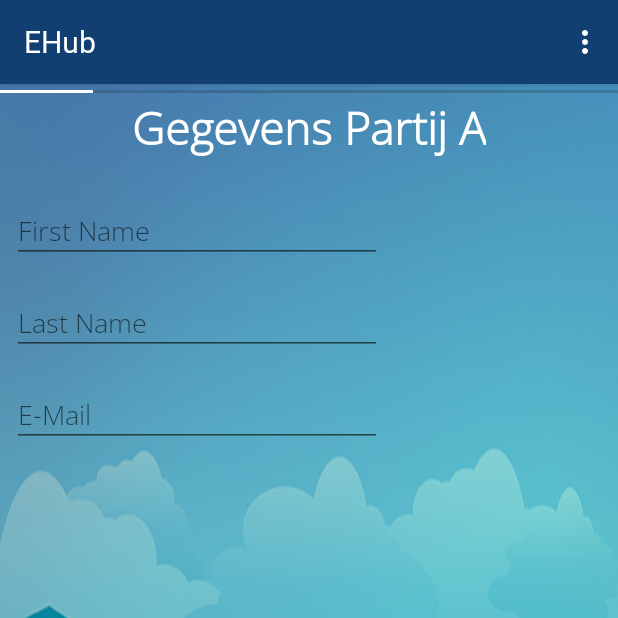
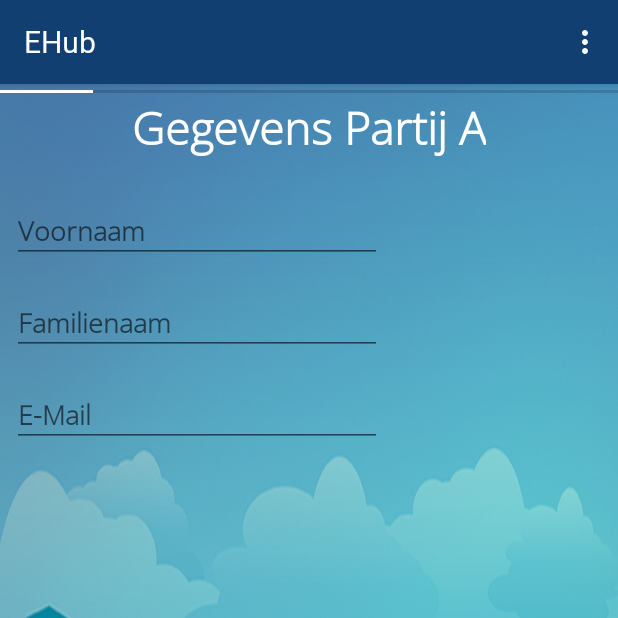
Before and after one commit to anthonyvno/CRASH-mobile, an Android app: the fragment ReportAlgemeenAFragment placed in its activity, on a phone screen of 412 x 824 dp, the top half of it. Run offline under Robolectric (Android 15) with nearby library versions, the phone set to English and light mode, and no system bars; our stand-ins replace RxJava; libraries missing offline, so code that uses them is left out: com.orhanobut.logger; Roboto replaces fonts that are not available here; 4 statements that could not run were skipped.

Commit message:
textedits in bold

```diff
--- a/app/src/main/res/layout/fragment_profile_license.xml
+++ b/app/src/main/res/layout/fragment_profile_license.xml
@@ -42,6 +42,7 @@
                 android:clickable="true"
                 android:editable="false"
                 android:focusable="false"
+                android:textStyle="bold"
                 android:layout_height="wrap_content"
                 android:inputType="textPersonName"
                 android:hint="Geldig tot"
@@ -62,6 +63,7 @@
                 android:layout_height="wrap_content"
                 android:inputType="textPersonName"
                 android:hint="Rijbewijsnummer"
+                android:textStyle="bold"
                 android:ems="10"
         />
     </android.support.design.widget.TextInputLayout>
--- a/app/src/main/res/layout/fragment_profile_vehicle_detail.xml
+++ b/app/src/main/res/layout/fragment_profile_vehicle_detail.xml
@@ -59,6 +59,7 @@
                         android:id="@+id/textedit_vehicle_detail_brand"
                         android:layout_height="wrap_content"
                         android:inputType="textPersonName"
+                        android:textStyle="bold"
                         android:hint="Merk"
                         android:ems="10"
                 />
@@ -76,6 +77,7 @@
                         android:id="@+id/textedit_vehicle_detail_model"
                         android:layout_height="wrap_content"
                         android:inputType="textPersonName"
+                        android:textStyle="bold"
                         android:hint="Model"
                         android:ems="10"
                 />
@@ -111,6 +113,7 @@
                         android:id="@+id/textedit_vehicle_detail_licensePlate"
                         android:layout_height="wrap_content"
                         android:inputType="textPersonName"
+                        android:textStyle="bold"
                         android:hint="Nummerplaat"
                         android:ems="10"
                 />
--- a/app/src/main/res/layout/fragment_profile_vehicle_insurance.xml
+++ b/app/src/main/res/layout/fragment_profile_vehicle_insurance.xml
@@ -46,6 +46,7 @@
                         android:layout_height="wrap_content"
                         android:inputType="textPersonName"
                         android:hint="Nummer groene kaart"
+                        android:textStyle="bold"
                         android:ems="10"
                 />
             </android.support.design.widget.TextInputLayout>
@@ -64,6 +65,7 @@
                         android:id="@+id/textedit_profile_vehicle_insurance_insuranceNumber"
                         android:layout_height="wrap_content"
                         android:inputType="textPersonName"
+                        android:textStyle="bold"
                         android:hint="Verzekeringsnummer"
                         android:ems="10"
                 />
@@ -103,6 +105,7 @@
                         android:layout_height="wrap_content"
                         android:inputType="textPersonName"
                         android:clickable="true"
+                        android:textStyle="bold"
                         android:editable="false"
                         android:focusable="false"
                         android:hint="Geldig tot"
@@ -125,6 +128,7 @@
                     android:layout_height="wrap_content"
                     android:inputType="textPersonName"
                     android:hint="E-mail agentschap"
+                    android:textStyle="bold"
                     android:ems="10"
             />
         </android.support.design.widget.TextInputLayout>
@@ -144,6 +148,7 @@
                         android:layout_height="wrap_content"
                         android:inputType="textPersonName"
                         android:hint="Telefoon agentschap"
+                        android:textStyle="bold"
                         android:ems="10"
                 />
             </android.support.design.widget.TextInputLayout>
--- a/app/src/main/res/layout/fragment_report_algemeen_a.xml
+++ b/app/src/main/res/layout/fragment_report_algemeen_a.xml
@@ -47,8 +47,9 @@
                 android:layout_width="wrap_content"
                 android:id="@+id/textedit_algemeen_a_firstname"
                 android:layout_height="wrap_content"
+                android:textStyle="bold"
                 android:inputType="textPersonName"
-                android:hint="First Name"
+                android:hint="Voornaam"
                 android:ems="10"
         />
     </android.support.design.widget.TextInputLayout>
@@ -66,7 +67,8 @@
                 android:layout_height="wrap_content"
                 android:id="@+id/textedit_algemeen_a_lastname"
                 android:inputType="textPersonName"
-                android:hint="Last Name"
+                android:hint="Familienaam"
+                android:textStyle="bold"
                 android:ems="10"
         />
     </android.support.design.widget.TextInputLayout>
@@ -75,6 +77,7 @@
     <android.support.design.widget.TextInputLayout android:layout_height="wrap_content"
                                                    android:layout_width="match_parent"
                                                    tools:ignore="MissingConstraints"
+                                                   android:textStyle="bold"
                                                    android:id="@+id/edit_algemeen_a_email"
                                                    android:layout_marginStart="8dp"
                                                    app:layout_constraintStart_toStartOf="parent"
@@ -87,6 +90,7 @@
                 android:id="@+id/textedit_algemeen_a_email"
                 android:inputType="textPersonName"
                 android:hint="E-Mail"
+                android:textStyle="bold"
                 android:ems="10"
         />
     </android.support.design.widget.TextInputLayout>
--- a/app/src/main/res/layout/fragment_report_license_a.xml
+++ b/app/src/main/res/layout/fragment_report_license_a.xml
@@ -53,6 +53,7 @@
                 android:layout_width="wrap_content"
                 android:id="@+id/textedit_report_license_a_expires"
                 android:clickable="true"
+                android:textStyle="bold"
                 android:editable="false"
                 android:focusable="false"
                 android:layout_height="wrap_content"
@@ -75,6 +76,7 @@
                 android:layout_height="wrap_content"
                 android:inputType="textPersonName"
                 android:hint="Rijbewijsnummer"
+                android:textStyle="bold"
                 android:ems="10"
         />
     </android.support.design.widget.TextInputLayout>
--- a/app/src/main/res/layout/fragment_report_license_b.xml
+++ b/app/src/main/res/layout/fragment_report_license_b.xml
@@ -58,6 +58,7 @@
                 android:layout_height="wrap_content"
                 android:inputType="textPersonName"
                 android:hint="Geldig tot"
+                android:textStyle="bold"
                 android:ems="10"
         />
 
@@ -75,6 +76,7 @@
                 android:layout_height="wrap_content"
                 android:inputType="textPersonName"
                 android:hint="Rijbewijsnummer"
+                android:textStyle="bold"
                 android:ems="10"
         />
     </android.support.design.widget.TextInputLayout>
--- a/app/src/main/res/layout/fragment_report_start_a.xml
+++ b/app/src/main/res/layout/fragment_report_start_a.xml
@@ -70,6 +70,7 @@
             app:layout_constraintTop_toBottomOf="@+id/textView6"/>
     <TextView
             android:text="Ik scan de QR-code op mijn groene kaart"
+            android:textStyle="bold"
             android:layout_width="wrap_content"
             android:layout_height="21dp"
             android:id="@+id/textView6" app:layout_constraintEnd_toEndOf="parent" android:layout_marginEnd="8dp"
--- a/app/src/main/res/layout/fragment_report_start_b.xml
+++ b/app/src/main/res/layout/fragment_report_start_b.xml
@@ -57,6 +57,7 @@
             app:layout_constraintTop_toBottomOf="@+id/textView6"/>
     <TextView
             android:text="Ik scan de QR-code op mijn groene kaart"
+            android:textStyle="bold"
             android:layout_width="wrap_content"
             android:layout_height="21dp"
             android:id="@+id/textView6" app:layout_constraintEnd_toEndOf="parent" android:layout_marginEnd="8dp"
--- a/app/src/main/res/layout/fragment_report_vehicle_detail_a.xml
+++ b/app/src/main/res/layout/fragment_report_vehicle_detail_a.xml
@@ -74,6 +74,7 @@
                         android:layout_height="wrap_content"
                         android:inputType="textPersonName"
                         android:hint="Merk"
+                        android:textStyle="bold"
                         android:ems="10"
                 />
             </android.support.design.widget.TextInputLayout>
@@ -91,6 +92,7 @@
                         android:layout_height="wrap_content"
                         android:inputType="textPersonName"
                         android:hint="Model"
+                        android:textStyle="bold"
                         android:ems="10"
                 />
             </android.support.design.widget.TextInputLayout>
@@ -125,6 +127,7 @@
                         android:id="@+id/textedit_report_vehicle_detail_a_licensePlate"
                         android:layout_height="wrap_content"
                         android:inputType="textPersonName"
+                        android:textStyle="bold"
                         android:hint="Nummerplaat"
                         android:ems="10"
                 />
--- a/app/src/main/res/layout/fragment_report_vehicle_detail_b.xml
+++ b/app/src/main/res/layout/fragment_report_vehicle_detail_b.xml
@@ -74,6 +74,7 @@
                         android:id="@+id/textedit_report_vehicle_detail_b_brand"
                         android:layout_height="wrap_content"
                         android:inputType="textPersonName"
+                        android:textStyle="bold"
                         android:hint="Merk"
                         android:ems="10"
                 />
@@ -92,6 +93,7 @@
                         android:layout_height="wrap_content"
                         android:inputType="textPersonName"
                         android:hint="Model"
+                        android:textStyle="bold"
                         android:ems="10"
                 />
             </android.support.design.widget.TextInputLayout>
@@ -126,6 +128,7 @@
                         android:id="@+id/textedit_report_vehicle_detail_b_licensePlate"
                         android:layout_height="wrap_content"
                         android:inputType="textPersonName"
+                        android:textStyle="bold"
                         android:hint="Nummerplaat"
                         android:ems="10"
                 />
--- a/app/src/main/res/layout/fragment_report_vehicle_insurance_a.xml
+++ b/app/src/main/res/layout/fragment_report_vehicle_insurance_a.xml
@@ -59,6 +59,7 @@
                         android:id="@+id/textedit_report_vehicle_insurance_a_greenCard"
                         android:layout_height="wrap_content"
                         android:inputType="textPersonName"
+                        android:textStyle="bold"
                         android:hint="Nummer groene kaart"
                         android:ems="10"
                 />
@@ -80,6 +81,7 @@
                         android:inputType="textPersonName"
                         android:hint="Verzekeringsnummer"
                         android:ems="10"
+                        android:textStyle="bold"
                 />
             </android.support.design.widget.TextInputLayout>
 
@@ -119,6 +121,7 @@
                         android:clickable="true"
                         android:editable="false"
                         android:focusable="false"
+                        android:textStyle="bold"
                         android:hint="Geldig tot"
                         android:ems="10"
                 />
@@ -139,6 +142,7 @@
                         android:layout_height="wrap_content"
                         android:inputType="textPersonName"
                         android:hint="E-mail agentschap"
+                        android:textStyle="bold"
                         android:ems="10"
                 />
             </android.support.design.widget.TextInputLayout>
@@ -158,6 +162,7 @@
                         android:layout_height="wrap_content"
                         android:inputType="textPersonName"
                         android:hint="Telefoon agentschap"
+                        android:textStyle="bold"
                         android:ems="10"
                 />
             </android.support.design.widget.TextInputLayout>
--- a/app/src/main/res/layout/fragment_report_vehicle_insurance_b.xml
+++ b/app/src/main/res/layout/fragment_report_vehicle_insurance_b.xml
@@ -59,6 +59,7 @@
                         android:id="@+id/textedit_report_vehicle_insurance_b_greenCard"
                         android:layout_height="wrap_content"
                         android:inputType="textPersonName"
+                        android:textStyle="bold"
                         android:hint="Nummer groene kaart"
                         android:ems="10"
                 />
@@ -79,6 +80,7 @@
                         android:layout_height="wrap_content"
                         android:inputType="textPersonName"
                         android:hint="Verzekeringsnummer"
+                        android:textStyle="bold"
                         android:ems="10"
                 />
             </android.support.design.widget.TextInputLayout>
@@ -117,6 +119,7 @@
                         android:layout_height="wrap_content"
                         android:inputType="textPersonName"
                         android:clickable="true"
+                        android:textStyle="bold"
                         android:editable="false"
                         android:focusable="false"
                         android:hint="Geldig tot"
@@ -139,6 +142,7 @@
                         android:layout_height="wrap_content"
                         android:inputType="textPersonName"
                         android:hint="E-mail agentschap"
+                        android:textStyle="bold"
                         android:ems="10"
                 />
             </android.support.design.widget.TextInputLayout>
@@ -157,6 +161,7 @@
                         android:id="@+id/textedit_report_vehicle_insurance_b_phone"
                         android:layout_height="wrap_content"
                         android:inputType="textPersonName"
+                        android:textStyle="bold"
                         android:hint="Telefoon agentschap"
                         android:ems="10"
                 />
```
Also changed, not shown: app/src/main/res/layout/fragment_profile_info.xml (+5 -2 lines), app/src/main/res/layout/fragment_report_algemeen_b.xml (+5 -2 lines), app/src/main/res/layout/fragment_report_crash_information.xml (+7 -1 lines).
